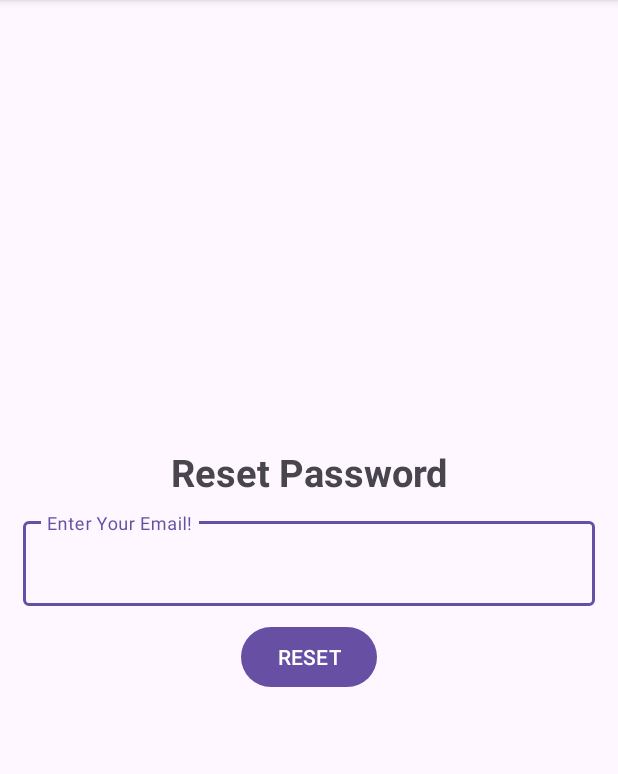
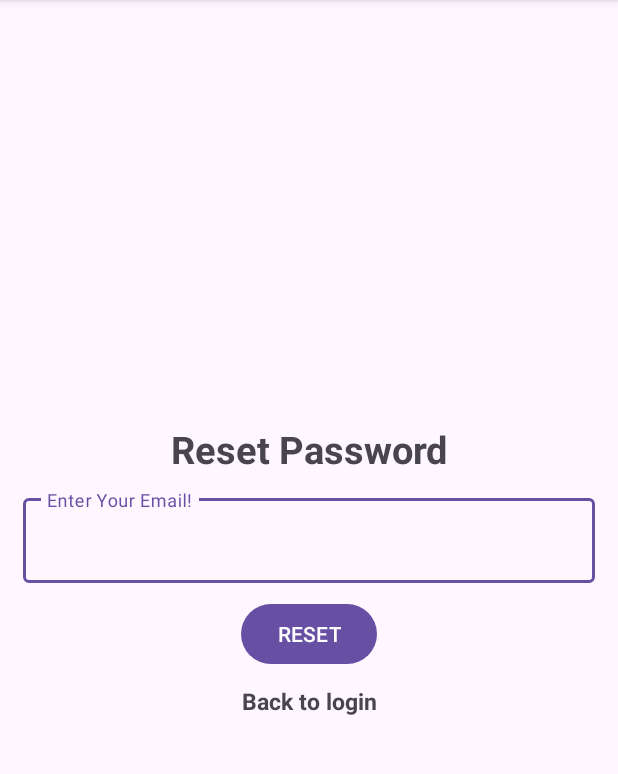
Before and after one commit to Abolfazl-K/Image_Recognition, an Android app: the ResetPass screen opened directly, with no data from a screen before it, on a phone screen of 412 x 824 dp, the part 96-870 px from its top. Run offline under Robolectric (Android 15) with nearby library versions, the phone set to English and light mode, and no system bars; our stand-ins replace Firebase (no records; nobody signed in at launch, a user with empty details on screens opened directly).

Commit message:
the login and register and reset password are done! time to go for image recognition

```diff
--- a/app/src/main/java/com/example/imagerecognition/Login.kt
+++ b/app/src/main/java/com/example/imagerecognition/Login.kt
@@ -33,7 +33,8 @@ class Login : AppCompatActivity() {
         forgotPass = findViewById(R.id.forgotPass)
 
         forgotPass.setOnClickListener {
-
+            val intent = Intent(applicationContext, ResetPass::class.java)
+            startActivity(intent)
         }
 
         registerNow.setOnClickListener{
--- a/app/src/main/res/layout/activity_register.xml
+++ b/app/src/main/res/layout/activity_register.xml
@@ -73,7 +73,7 @@
         android:layout_height="wrap_content"
         android:text="@string/already_have_an_account"
         android:textStyle="bold"
-        android:layout_marginTop="5dp"
+        android:layout_marginTop="10dp"
         android:gravity="center"
         android:id="@+id/loginNow"
         android:textSize="15sp"/>
--- a/app/src/main/res/layout/activity_reset_pass.xml
+++ b/app/src/main/res/layout/activity_reset_pass.xml
@@ -42,4 +42,14 @@
         android:layout_marginTop="10dp"
         android:text="@string/reset" />
 
+    <TextView
+        android:layout_width="match_parent"
+        android:layout_height="wrap_content"
+        android:gravity="center"
+        android:text="@string/back_to_login"
+        android:textSize="15sp"
+        android:textStyle="bold"
+        android:id="@+id/backToLogin"
+        android:layout_marginTop="10dp"/>
+
 </LinearLayout>
--- a/app/src/main/res/values/strings.xml
+++ b/app/src/main/res/values/strings.xml
@@ -13,4 +13,5 @@
     <string name="forgot_password">Forgot password?</string>
     <string name="reset_password">Reset Password</string>
     <string name="reset">RESET</string>
+    <string name="back_to_login">Back to login</string>
 </resources>
```
Also changed, not shown: app/src/main/java/com/example/imagerecognition/ResetPass.kt (+33 -1 lines).
